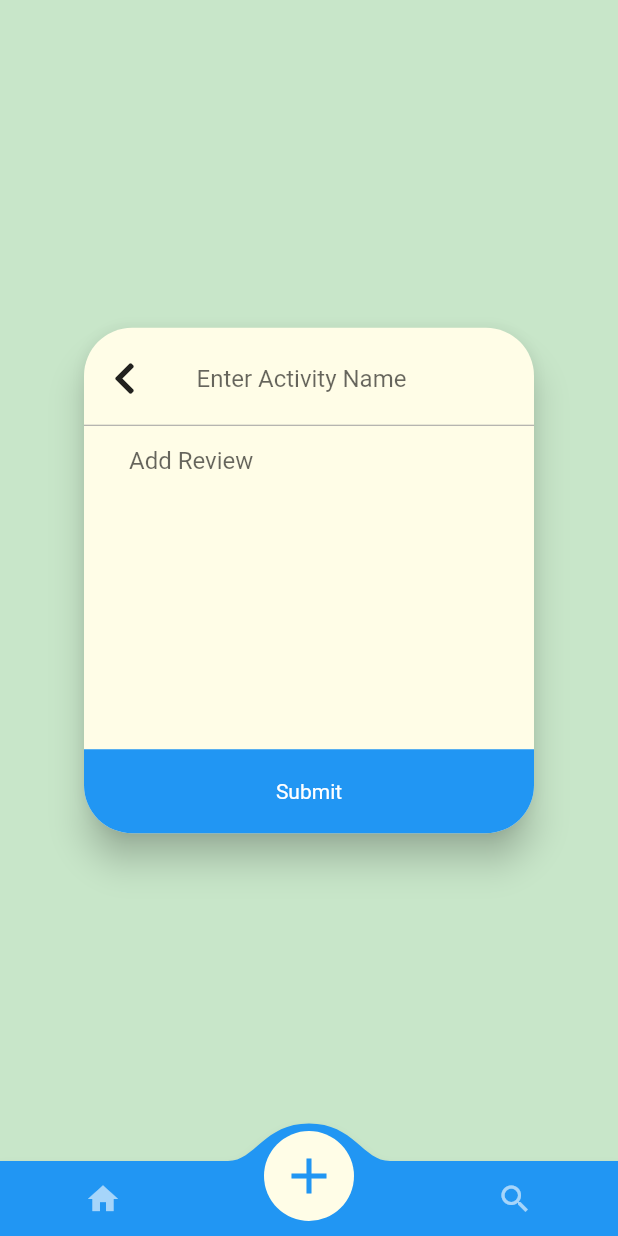
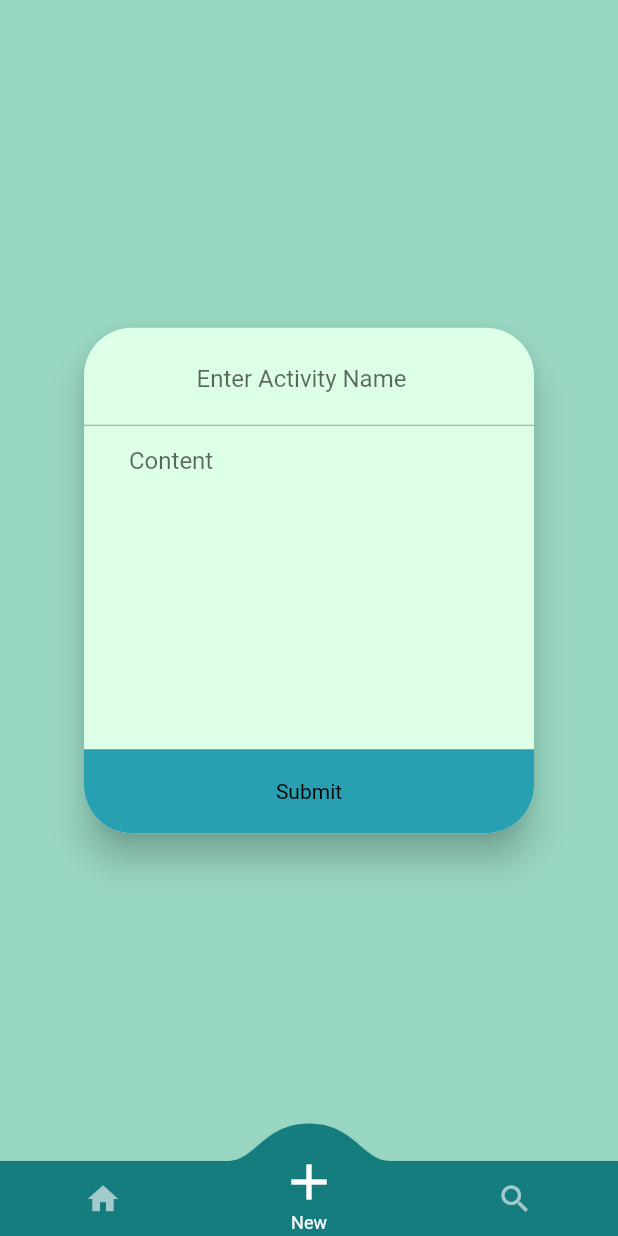
Before and after one commit to vinaysankar30/Flutter, a Flutter app: the screen it shows after launch, item 2 of the bottom bar chosen, on a phone screen of 412 x 824 dp. Run offline on Flutter 3.47's test engine with Material 2 defaults, Android fonts, the phone set to English and light mode, and no system bars; drawn by our look-alikes of convex_bottom_bar; our stand-ins replace flutter_neumorphic, font_awesome_flutter, hexcolor; missing offline and left inert: dart:ffi, flutter_animated_dialog, touch_ripple_effect; network calls fail.

Commit message:
completely changed ui

```diff
--- a/lib/HomePage/homepage.dart
+++ b/lib/HomePage/homepage.dart
@@ -1,5 +1,6 @@
 import 'package:convex_bottom_bar/convex_bottom_bar.dart';
 import 'package:flutter/material.dart';
+import 'package:hexcolor/hexcolor.dart';
 import '../Screens/home.dart';
 import '../Screens/plus.dart';
 import '../Screens/games.dart';
@@ -22,14 +23,15 @@ class _MyHomePageState extends State<MyHomePage> {
     return Scaffold(
       body:listWidgets[selectedpage],
       bottomNavigationBar: ConvexAppBar(
-        style: TabStyle.fixedCircle,
+        style: TabStyle.textIn,
+        backgroundColor: HexColor('#167D7F'),
         items: [
-          TabItem(icon: Icons.home),
-          TabItem(icon: Icons.add),
-          TabItem(icon: Icons.search)
+          TabItem(icon: Icons.home,title: 'Home'),
+          TabItem(icon: Icons.add,title: 'New'),
+          TabItem(icon: Icons.search,title:'Search')
         ],
-        activeColor: Colors.yellow[50],
-        initialActiveIndex: 1,
+        activeColor: Colors.white,
+        initialActiveIndex: 0,
         onTap: (int i){
           setState(() {
            selectedpage = i;
--- a/lib/Screens/plus.dart
+++ b/lib/Screens/plus.dart
@@ -3,6 +3,7 @@ import 'dart:ffi';
 import 'package:flutter/material.dart';
 import 'package:flutter_neumorphic/flutter_neumorphic.dart';
 import 'package:font_awesome_flutter/font_awesome_flutter.dart';
+import 'package:hexcolor/hexcolor.dart';
 import 'package:intl/intl.dart';
 import 'package:provider/provider.dart';
 import 'package:todo_original/Models/Providers/TodoModel.dart';
@@ -37,12 +38,12 @@ class _MyAppState extends State<MyApp> {
   Widget build(BuildContext context) {
 
     return  Scaffold(
-      backgroundColor: Colors.green[100],
+      backgroundColor: HexColor('#98D7C2'),
       body: Container(
         child: Center(
             child: Card(
               elevation: 10,
-              color: Colors.yellow[50],
+              color: HexColor('#DDFFE7'),
                     shape: RoundedRectangleBorder(
 
                         borderRadius: BorderRadius.all(Radius.circular(32.0))),
@@ -56,13 +57,9 @@ class _MyAppState extends State<MyApp> {
                           crossAxisAlignment: CrossAxisAlignment.stretch,
                           mainAxisSize: MainAxisSize.min,
                           children: <Widget>[
-                              Stack(
-                                  children: [
-                                    Positioned(
-                                      left: 3,
-                                      child: IconButton(icon: Icon(FontAwesomeIcons.chevronLeft), onPressed: (){
-                                        Navigator.of(context).pop();
-                                      })),
+
+
+
                                    Padding(
                                      padding: const EdgeInsets.only(left: 75,right: 75),
                                      child: Container(
@@ -71,12 +68,12 @@ class _MyAppState extends State<MyApp> {
                                       decoration: InputDecoration
                                        (hintText:'Enter Activity Name',
                                        border: InputBorder.none
-                                      ),
+
 
                                   ),
                             ),
                                    ),
-                                   ] ),
+                                   ),
                             SizedBox(
                               height: 5.0,
                             ),
@@ -89,7 +86,7 @@ class _MyAppState extends State<MyApp> {
                               child: TextField(
                                 controller: contentController,
                                 decoration: InputDecoration(
-                                  hintText: "Add Review",
+                                  hintText: "Content",
                                   border: InputBorder.none,
                                 ),
                                 maxLines: 10,
@@ -116,14 +113,14 @@ class _MyAppState extends State<MyApp> {
                                 padding: EdgeInsets.only(top: 20.0, bottom: 20.0),
                                 decoration: BoxDecoration(
 
-                                  color: Colors.blue,
+                                  color: HexColor('#29A0B1'),
                                   borderRadius: BorderRadius.only(
                                       bottomLeft: Radius.circular(32.0),
                                       bottomRight: Radius.circular(32.0)),
                                 ),
                                 child: Text(
                                   "Submit",
-                                  style: TextStyle(color: Colors.white),
+                                  style: TextStyle(color: Colors.black),
                                   textAlign: TextAlign.center,
                                 ),
                               ),
```
Also changed, not shown: lib/Screens/drawer.dart (+50 -78 lines), lib/Screens/games.dart (+6 -2 lines), lib/Screens/home.dart (+4 -3 lines).
